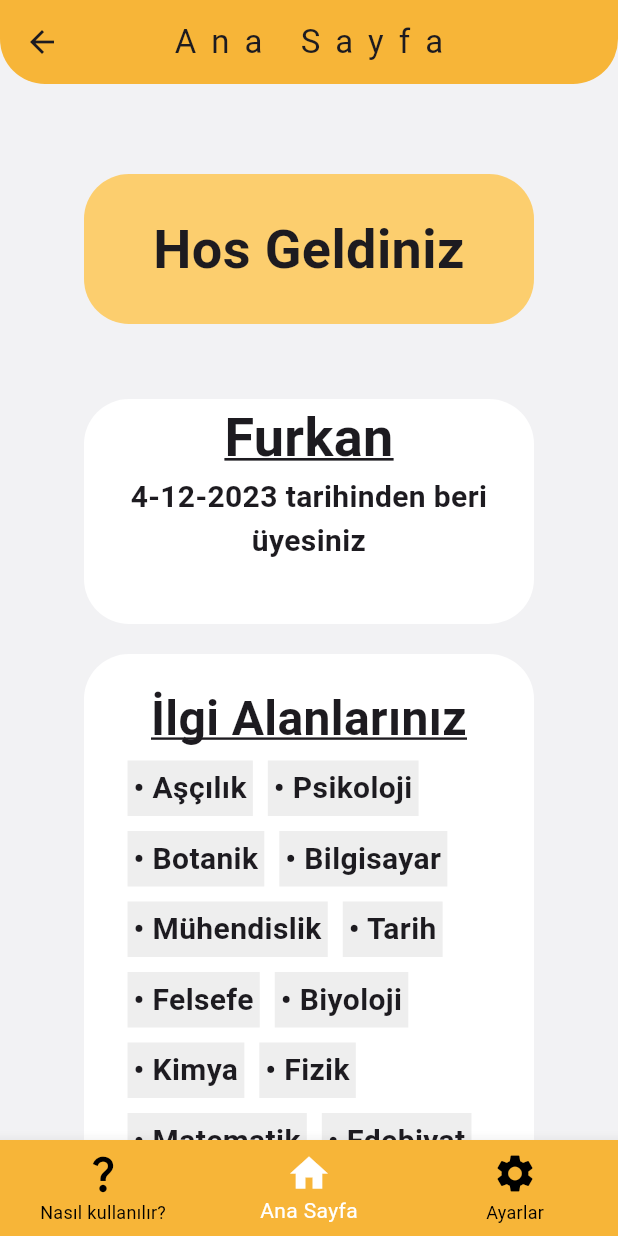
After one commit to furkanCalik7/Yoldas, a Flutter app: the VolunteerMainFrame screen opened by its route, on a phone screen of 412 x 824 dp. The commit adds this screen. Run offline on Flutter 3.47's test engine with Material 3 defaults, Android fonts, the phone set to English and light mode, and no system bars; our stand-ins replace card_swiper, google_fonts, intl_phone_number_input, pin_code_fields, settings_ui, vibration.

Commit message:
volunteer home page implemented

```diff
--- /dev/null
+++ b/frontend/lib/custom_widgets/text_widgets/text_container_custom.dart
@@ -0,0 +1,42 @@
+import 'package:flutter/material.dart';
+import 'package:google_fonts/google_fonts.dart';
+import 'package:frontend/custom_widgets/colors.dart';
+
+class TextContainerCustom extends StatelessWidget {
+
+  final String text;
+  final Color textContainerColor;
+  final Color textColor;
+  final double fontSize;
+
+  const TextContainerCustom(
+      {
+        super.key,
+        required this.text,
+        this.textContainerColor = Colors.white,
+        this.textColor = Colors.black,
+        this.fontSize = 30
+      });
+
+  @override
+  Widget build(BuildContext context) {
+    return Container(
+      height: 200,
+      width: 300,
+      child: Center(
+        child: Text(
+          text,
+          textAlign: TextAlign.center,
+          style: TextStyle(
+            fontSize: fontSize,
+            fontWeight: FontWeight.bold,
+            color: textColor,
+          ),
+        ),
+      ),
+      decoration: BoxDecoration(
+        color: textContainerColor, borderRadius: BorderRadius.circular(30),
+      ),
+    );
+  }
+}
--- a/frontend/lib/main.dart
+++ b/frontend/lib/main.dart
@@ -3,6 +3,7 @@ import 'package:frontend/pages/blind_home_screen.dart';
 import 'package:frontend/pages/category_selection_screen.dart';
 import 'package:frontend/pages/login_with_phone.dart';
 import 'package:frontend/pages/sms_code_page.dart';
+import 'package:frontend/pages/volunteer_main_frame.dart';
 import 'package:frontend/pages/welcome.dart';
 import "package:frontend/pages/onboarding_screen.dart";
 
@@ -21,5 +22,6 @@ void main() => runApp(MaterialApp(
         BlindMainFrame.routeName: (context) => const BlindMainFrame(),
         CategorySelectionScreen.routeName: (context) =>
             const CategorySelectionScreen(),
+        VolunteerMainFrame.routeName: (context) => const VolunteerMainFrame(),
       },
     ));
--- a/frontend/lib/pages/category_selection_screen.dart
+++ b/frontend/lib/pages/category_selection_screen.dart
@@ -3,6 +3,7 @@ import 'package:flutter/material.dart';
 import 'package:frontend/custom_widgets/appbars/appbar_custom.dart';
 import 'package:frontend/custom_widgets/buttons/button_main.dart';
 import 'package:frontend/custom_widgets/buttons/tappableIcon.dart';
+import 'package:frontend/custom_widgets/colors.dart';
 import 'package:frontend/custom_widgets/swiper/custom_swiper.dart';
 
 const List<IconData> icons = [
@@ -28,6 +29,7 @@ class CategorySelectionScreen extends StatelessWidget {
   @override
   Widget build(BuildContext context) {
     return Scaffold(
+      backgroundColor: customBackgroundColor,
       appBar: AppbarCustom(
         title: "Kategori Seç",
       ),
--- a/frontend/lib/pages/sms_code_page.dart
+++ b/frontend/lib/pages/sms_code_page.dart
@@ -5,6 +5,7 @@ import 'package:frontend/custom_widgets/appbars/appbar_default.dart';
 import 'package:frontend/custom_widgets/buttons/button_main.dart';
 import 'package:frontend/custom_widgets/text_widgets/text_container.dart';
 import 'package:frontend/pages/blind_main_frame.dart';
+import 'package:frontend/pages/volunteer_main_frame.dart';
 import 'package:frontend/utility/types.dart';
 import 'package:pin_code_fields/pin_code_fields.dart';
 
@@ -225,7 +226,7 @@ class _PinCodeVerificationScreenState extends State<PinCodeVerificationScreen> {
                                 snackBar("OTP Verified!!");
                                 if (userType == UserType.blind) {
                                   Navigator.pushNamedAndRemoveUntil(
-                                      context, BlindMainFrame.routeName, (r) {
+                                      context, VolunteerMainFrame.routeName, (r) {
                                     return false;
                                   });
                                 }
--- /dev/null
+++ b/frontend/lib/pages/volunteer_home_screen.dart
@@ -0,0 +1,99 @@
+import 'package:flutter/material.dart';
+import 'package:frontend/custom_widgets/buttons/button_main.dart';
+import 'package:frontend/custom_widgets/text_widgets/text_container_custom.dart';
+
+import '../custom_widgets/text_widgets/text_container.dart';
+
+class VolunteerHomeScreen extends StatelessWidget {
+  final String username;
+  final List<String> categories;
+  final DateTime joinDate;
+
+  // Named constructor
+  VolunteerHomeScreen(String username, DateTime date, List<String> categories,)
+      : this.username = username,
+        this.joinDate = date,
+        this.categories = categories;
+
+
+  @override
+  Widget build(BuildContext context) {
+    return SingleChildScrollView(
+      child: Column(
+        children: [
+          TextContainer(text: "Hos Geldiniz"),
+          Container(
+            height: 150,
+            width: 300,
+            decoration: BoxDecoration(
+              color: Colors.white, borderRadius: BorderRadius.circular(30),
+            ),
+            child: Center(
+              child: Column(
+                children: [
+                  Text(
+                    username,
+                    textAlign: TextAlign.center,
+                    style: const TextStyle(
+                      fontSize: 36,
+                      fontWeight: FontWeight.bold,
+                      decoration: TextDecoration.underline,
+                    ),
+                  ),
+                  Text(
+                    "${joinDate.day}-${joinDate.month}-${joinDate.year} tarihinden beri üyesiniz",
+                    textAlign: TextAlign.center,
+                    style: const TextStyle(
+                      fontSize: 20,
+                      fontWeight: FontWeight.bold,
+                    ),
+                  ),
+                ],
+              ),
+            ),
+          ),
+          SizedBox(height: 20,),
+          Container(
+            padding: const EdgeInsets.all(20),
+            margin: const EdgeInsets.fromLTRB(0, 0, 0, 30),
+            width: 300,
+            decoration: BoxDecoration(
+              color: Colors.white, borderRadius: BorderRadius.circular(30),
+            ),
+            child: Column(
+              children: [
+                const Text(
+                  "İlgi Alanlarınız",
+                  textAlign: TextAlign.center,
+                  style: TextStyle(
+                    fontSize: 32,
+                    fontWeight: FontWeight.bold,
+                    decoration: TextDecoration.underline,
+                  ),
+                ),
+                Wrap(
+                children: categories.map((e) => Container(
+                  margin: const EdgeInsets.all(5),
+                  padding: const EdgeInsets.all(4),
+                  color: Colors.grey[200],
+                  child: Text(
+                    "\u2022 " + e,
+                    textAlign: TextAlign.center,
+                    style: TextStyle(
+                      fontSize: 20,
+                      fontWeight: FontWeight.bold,
+                    ),
+                  ),
+                )).toList(
+                ),
+                ),
+                SizedBox(height: 20,),
+                ButtonMain(text: "Ekle veya Değiştir", action: () {}, width: 250, height: 50,)
+              ],
+            ),
+          )
+        ],
+      ),
+    );
+  }
+}
--- /dev/null
+++ b/frontend/lib/pages/volunteer_main_frame.dart
@@ -0,0 +1,67 @@
+import 'package:flutter/material.dart';
+import 'package:frontend/custom_widgets/colors.dart';
+import 'package:frontend/pages/blind_home_screen.dart';
+import 'package:frontend/pages/settings_screen.dart';
+import 'package:frontend/pages/volunteer_home_screen.dart';
+
+import '../custom_widgets/appbars/appbar_custom.dart';
+import 'ai_model_selection_page.dart';
+class VolunteerMainFrame extends StatefulWidget {
+  const VolunteerMainFrame({super.key});
+  static const String routeName = "/volunteer_main_frame";
+  @override
+  State<VolunteerMainFrame> createState() => _VolunteerMainFrameState();
+}
+
+class _VolunteerMainFrameState extends State<VolunteerMainFrame> {
+
+  int _selectedIndex = 1;
+
+  static const List<String> labels = [
+    "Nasıl kullanılır?",
+    "Ana Sayfa",
+    "Ayarlar"
+  ];
+
+  static List<Widget> _widgetOptions = <Widget>[
+    Text("Nasıl kullanılır?"),
+    VolunteerHomeScreen("Furkan", DateTime.parse("2023-12-04"), ["Aşçılık", "Psikoloji", "Botanik", "Bilgisayar", "Mühendislik", "Tarih", "Felsefe", "Biyoloji", "Kimya", "Fizik", "Matematik", "Edebiyat", "Müzik", "Sanat", "Spor", "Tiyatro", "Sinema", "Dans", "Fotoğrafçılık", "Yazılım", "Mobil", "Web", "Oyun", "Masaüstü", "Mühendislik", "Tarih", "Felsefe", "Biyoloji", "Kimya", "Fizik", "Matematik", "Edebiyat", "Müzik", "Sanat", "Spor", "Tiyatro", "Sinema", "Dans", "Fotoğrafçılık", "Yazılım", "Mobil", "Web", "Oyun", "Masaüstü", "Mühendislik", "Tarih", "Felsefe", "Biyoloji", "Kimya", "Fizik", "Matematik", "Edebiyat", "Müzik", "Sanat", "Spor", "Tiyatro", "Sinema", "Dans", "Fotoğrafçılık", "Yazılım", "Mobil", "Web", "Oyun", "Masaüstü", "Mühendislik", "Tarih", "Felsefe", "Biyoloji", "Kimya", "Fizik", "Matematik", "Edebiyat", "Müzik", "Sanat", "Spor", "Tiyatro", "Sinema",]),
+    SettingsScreen(),
+  ];
+  @override
+  Widget build(BuildContext context) {
+    return Scaffold(
+      backgroundColor: customBackgroundColor,
+      appBar: AppbarCustom(title: labels[_selectedIndex],),
+      body: Center(
+        child: _widgetOptions.elementAt(_selectedIndex),
+      ),
+      bottomNavigationBar: BottomNavigationBar(
+        items: const [
+          BottomNavigationBarItem(
+            icon: Icon(Icons.question_mark),
+            label: "Nasıl kullanılır?",
+          ),
+          BottomNavigationBarItem(
+            icon: Icon(Icons.home),
+            label: "Ana Sayfa",
+          ),
+          BottomNavigationBarItem(
+            icon: Icon(Icons.settings),
+            label: "Ayarlar",
+          ),
+        ],
+        backgroundColor: defaultButtonColor,
+        currentIndex: _selectedIndex,
+        selectedItemColor: Colors.white,
+        unselectedItemColor: Colors.black,
+        iconSize: 30,
+        onTap: (index) {
+          setState(() {
+            _selectedIndex = index;
+          });
+        },
+      ),
+    );
+  }
+}
--- a/frontend/pubspec.yaml
+++ b/frontend/pubspec.yaml
@@ -42,6 +42,7 @@ dependencies:
   settings_ui: ^2.0.2
   editable_image: ^2.0.0
   card_swiper: ^3.0.1
+  textfield_tags: ^2.0.2
 
 dev_dependencies:
   flutter_test:
```
Also changed, not shown: frontend/pubspec.lock.
